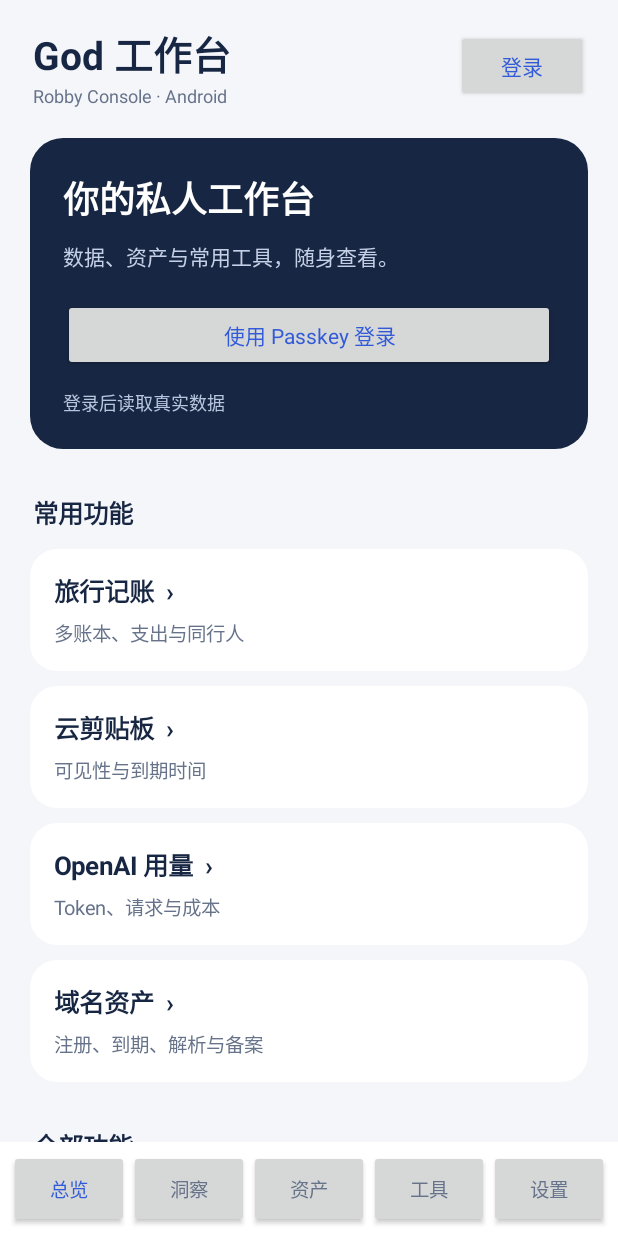
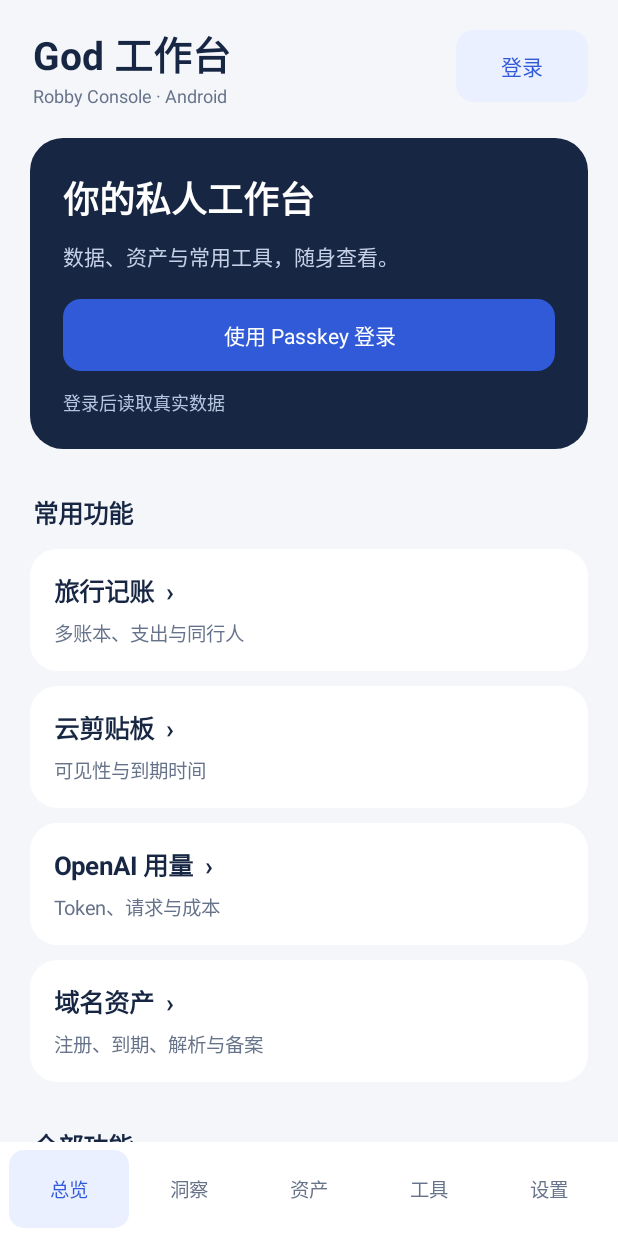
Before and after one commit to robbywang25/robby-console-android, an Android app: the screen it shows after launch (MainActivity), on a phone screen of 412 x 824 dp. Run offline under Robolectric (Android 15) with nearby library versions, the light colour scheme and no system bars; pictures from the network do not load.

Commit message:
Refine native controls after the first Find device preview

```diff
--- a/app/src/main/java/wang/robby/console/android/MainActivity.java
+++ b/app/src/main/java/wang/robby/console/android/MainActivity.java
@@ -63,14 +63,14 @@ public final class MainActivity extends Activity implements AuthCoordinator.List
         Button account=button(logged?"账号":"登录",()->account());account.setContentDescription(logged?"账号与退出登录":"登录 God 工作台");header.addView(account);root.addView(header);
         ScrollView scroll=new ScrollView(this);scroll.setFillViewport(true);content=new LinearLayout(this);content.setOrientation(LinearLayout.VERTICAL);content.setPadding(dp(20),dp(8),dp(20),dp(20));scroll.addView(content);root.addView(scroll,new LinearLayout.LayoutParams(-1,0,1));
         nav=new LinearLayout(this);nav.setPadding(dp(6),dp(5),dp(6),dp(5));nav.setBackgroundColor(Color.WHITE);
-        for(String label:List.of("总览","洞察","资产","工具","设置")) {Button b=button(label,()->{++generation;group=label;selectedId=null;project=null;build();});b.setTextSize(13);b.setPadding(0,dp(12),0,dp(12));b.setTextColor(group.equals(label)?BLUE:MUTED);nav.addView(b,new LinearLayout.LayoutParams(0,dp(52),1));}root.addView(nav);
+        for(String label:List.of("总览","洞察","资产","工具","设置")) {Button b=button(label,()->{++generation;group=label;selectedId=null;project=null;build();});b.setTextSize(13);b.setPadding(0,dp(12),0,dp(12));b.setTextColor(group.equals(label)?BLUE:MUTED);b.setBackground(round(group.equals(label)?0xffeaf0ff:Color.WHITE,10));nav.addView(b,new LinearLayout.LayoutParams(0,dp(52),1));}root.addView(nav);
         if(selectedId!=null){FeatureCatalog.Feature f=find(selectedId);if(f!=null){showFeature(f,false);return;}selectedId=null;}
         if(group.equals("总览"))home(); else if(group.equals("设置"))settings(); else catalog(group);
     }
     private void home() {
         LinearLayout hero=card();hero.setPadding(dp(22),dp(22),dp(22),dp(22));hero.setBackground(round(INK,22));
         hero.addView(text("你的私人工作台",24,Color.WHITE,true));TextView sub=text("数据、资产与常用工具，随身查看。",14,0xffc5d0e6,false);sub.setPadding(0,dp(10),0,dp(18));hero.addView(sub);
-        Button b=button(auth.hasSession()?"刷新工作台":"使用 Passkey 登录",()->{if(auth.hasSession()){FeatureCatalog.Feature f=find("overview");if(f==null)f=FeatureCatalog.all().get(0);open(f);}else login();});hero.addView(b);
+        Button b=button(auth.hasSession()?"刷新工作台":"使用 Passkey 登录",()->{if(auth.hasSession()){FeatureCatalog.Feature f=find("overview");if(f==null)f=FeatureCatalog.all().get(0);open(f);}else login();});b.setBackground(round(BLUE,12));b.setTextColor(Color.WHITE);hero.addView(b);
         if(!auth.hasSession()){TextView hint=text("登录后读取真实数据",12,0xffb7c5df,false);hint.setPadding(0,dp(12),0,0);hero.addView(hint);}
         section("常用功能");
         for(String needle:List.of("旅行","剪贴板","OpenAI","域名")){FeatureCatalog.Feature f=FeatureCatalog.all().stream().filter(x->x.title.contains(needle)).findFirst().orElse(null);if(f!=null)featureRow(f);}
@@ -141,7 +141,7 @@ public final class MainActivity extends Activity implements AuthCoordinator.List
     private LinearLayout card(){LinearLayout box=new LinearLayout(this);box.setOrientation(LinearLayout.VERTICAL);box.setPadding(dp(16),dp(15),dp(16),dp(15));box.setBackground(round(Color.WHITE,18));LinearLayout.LayoutParams lp=new LinearLayout.LayoutParams(-1,-2);lp.bottomMargin=dp(10);content.addView(box,lp);return box;}
     private void row(String title,String subtitle,Runnable action){LinearLayout box=card();box.setMinimumHeight(dp(76));TextView t=text(title+"  ›",17,INK,true);box.addView(t);TextView sub=text(subtitle,13,MUTED,false);sub.setPadding(0,dp(6),0,0);box.addView(sub);box.setOnClickListener(v->action.run());box.setFocusable(true);box.setContentDescription(title+"，"+subtitle);}
     private TextView text(String s,int size,int color,boolean bold){TextView t=new TextView(this);t.setText(s);t.setTextSize(size);t.setTextColor(color);if(bold)t.setTypeface(Typeface.DEFAULT,Typeface.BOLD);return t;}
-    private Button button(String label,Runnable action){Button b=new Button(this);b.setText(label);b.setTextColor(BLUE);b.setAllCaps(false);b.setMinHeight(dp(48));b.setTextSize(14);b.setOnClickListener(v->action.run());return b;}
+    private Button button(String label,Runnable action){Button b=new Button(this);b.setText(label);b.setTextColor(BLUE);b.setAllCaps(false);b.setMinHeight(dp(48));b.setTextSize(14);b.setElevation(0);b.setStateListAnimator(null);b.setBackground(new android.graphics.drawable.RippleDrawable(android.content.res.ColorStateList.valueOf(0x22315ad9),round(0xffeaf0ff,12),null));b.setPadding(dp(16),dp(10),dp(16),dp(10));b.setOnClickListener(v->action.run());return b;}
     private GradientDrawable round(int color,int radius){GradientDrawable d=new GradientDrawable();d.setColor(color);d.setCornerRadius(dp(radius));return d;}
     private int dp(int n){return Math.round(n*getResources().getDisplayMetrics().density);}
     private String safeError(Exception e){String m=e.getMessage();return m!=null&&m.matches("[\\p{IsHan}，。、；：！？ ·…A-Za-z0-9-]{1,100}")?m:"连接未完成，请检查网络后重试";}
```
